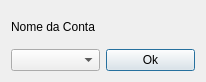
The window that ui files/delacc.ui (felipepo/FinancialHelper---PyQT) describes before a commit, drawn with Qt 5.
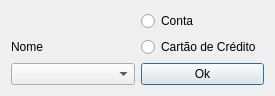
The same window after the commit.

```diff
--- a/ui files/delacc.ui
+++ b/ui files/delacc.ui
@@ -6,31 +6,48 @@
    <rect>
     <x>0</x>
     <y>0</y>
-    <width>206</width>
-    <height>82</height>
+    <width>275</width>
+    <height>90</height>
    </rect>
   </property>
   <property name="windowTitle">
    <string>Dialog</string>
   </property>
   <layout class="QGridLayout" name="gridLayout">
-   <item row="0" column="0">
-    <widget class="QLabel" name="label">
+   <item row="1" column="1">
+    <widget class="QRadioButton" name="AccRadio">
      <property name="text">
-      <string>Nome da Conta</string>
+      <string>Cartão de Crédito</string>
      </property>
     </widget>
    </item>
    <item row="1" column="0">
+    <widget class="QLabel" name="label">
+     <property name="styleSheet">
+      <string notr="true">font: 63 11pt &quot;Segoe UI Semibold&quot;;</string>
+     </property>
+     <property name="text">
+      <string>Nome</string>
+     </property>
+    </widget>
+   </item>
+   <item row="2" column="0">
     <widget class="QComboBox" name="comboBox"/>
    </item>
-   <item row="1" column="1">
-    <widget class="QPushButton" name="pushButton">
+   <item row="2" column="1">
+    <widget class="QPushButton" name="OK">
      <property name="text">
       <string>Ok</string>
      </property>
     </widget>
    </item>
+   <item row="0" column="1">
+    <widget class="QRadioButton" name="CCRadio">
+     <property name="text">
+      <string>Conta</string>
+     </property>
+    </widget>
+   </item>
   </layout>
  </widget>
  <resources/>
```
